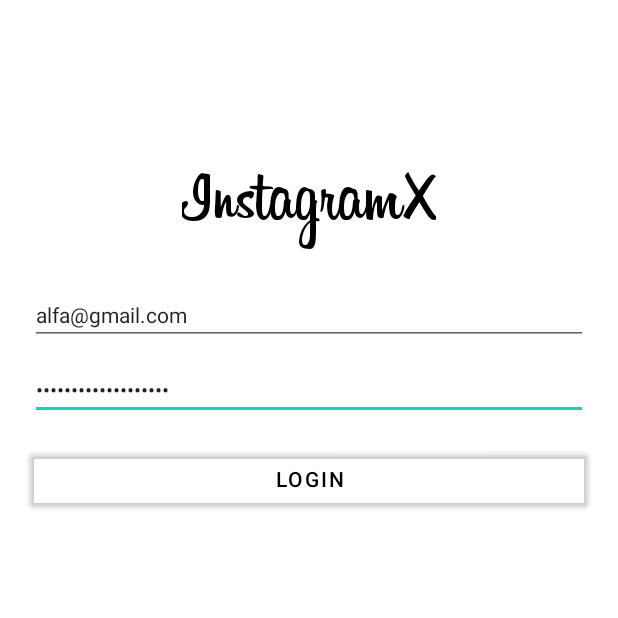
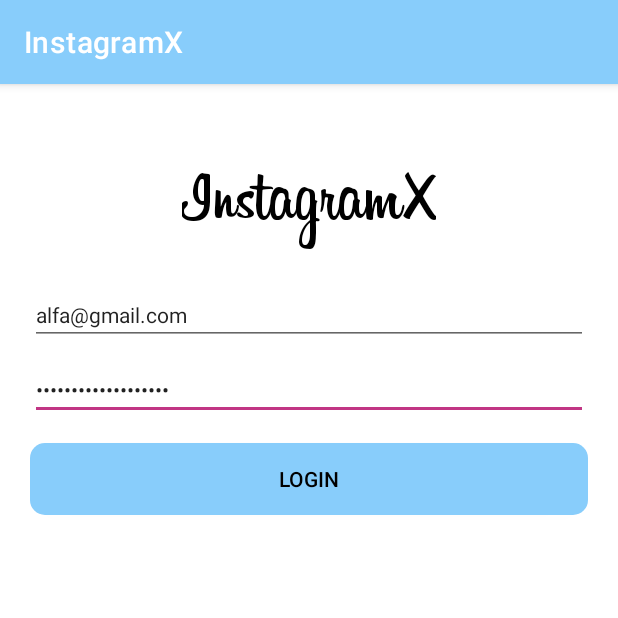
Before and after one commit to ben331/instagramX, an Android app: the screen it shows after launch (LoginActivity), on a phone screen of 412 x 824 dp, the top half of it. Run offline under Robolectric (Android 15) with nearby library versions, the phone set to English and light mode, and no system bars.

Commit message:
Colors, Styles and Themes part 1

```diff
--- /dev/null
+++ b/app/src/main/res/drawable/button_accent_style.xml
@@ -0,0 +1,6 @@
+<?xml version="1.0" encoding="utf-8"?>
+<shape android:shape="rectangle"
+    xmlns:android="http://schemas.android.com/apk/res/android">
+    <solid android:color="?attr/colorPrimaryVariant" />
+    <corners android:radius="10dp" />
+</shape>
--- /dev/null
+++ b/app/src/main/res/drawable/button_trans_style.xml
@@ -0,0 +1,6 @@
+<?xml version="1.0" encoding="utf-8"?>
+<shape android:shape="rectangle"
+    xmlns:android="http://schemas.android.com/apk/res/android">
+    <solid android:color="@color/transparent" />
+    <corners android:radius="10dp" />
+</shape>
--- a/app/src/main/res/layout/activity_login.xml
+++ b/app/src/main/res/layout/activity_login.xml
@@ -54,6 +54,7 @@
 
     <Button
         android:id="@+id/loginBtn"
+        style="@style/ButtonAccentStyle"
         android:layout_width="match_parent"
         android:layout_height="wrap_content"
         android:layout_marginStart="20dp"
--- a/app/src/main/res/values-night/themes.xml
+++ b/app/src/main/res/values-night/themes.xml
@@ -2,15 +2,18 @@
     <!-- Base application theme. -->
     <style name="Theme.InstagramX" parent="Theme.MaterialComponents.DayNight.NoActionBar">
         <!-- Primary brand color. -->
-        <item name="colorPrimary">@color/purple_200</item>
-        <item name="colorPrimaryVariant">@color/light_blue</item>
+        <item name="colorPrimary">@color/light_blue</item>
+        <item name="colorPrimaryVariant">@color/blue</item>
         <item name="colorOnPrimary">@color/black</item>
         <!-- Secondary brand color. -->
-        <item name="colorSecondary">@color/teal_200</item>
-        <item name="colorSecondaryVariant">@color/teal_200</item>
+        <item name="colorSecondary">@color/purple_red</item>
+        <item name="colorSecondaryVariant">@color/rose</item>
         <item name="colorOnSecondary">@color/black</item>
         <!-- Status bar color. -->
-        <item name="android:statusBarColor" tools:targetApi="l">?attr/colorPrimaryVariant</item>
+        <item name="android:statusBarColor" tools:targetApi="l">@color/transparent</item>
         <!-- Customize your theme here. -->
+        <item name="windowBackgroundColor">@color/black</item>
+        <item name="colorOnBackground">@color/white</item>
+        <item name="navigationBarColor">@color/black</item>
     </style>
 </resources>
--- a/app/src/main/res/values/colors.xml
+++ b/app/src/main/res/values/colors.xml
@@ -1,10 +1,18 @@
 <?xml version="1.0" encoding="utf-8"?>
 <resources>
-    <color name="purple_200">#FFBB86FC</color>
-    <color name="purple_500">#FF6200EE</color>
-    <color name="light_blue">#FF0098F8</color>
-    <color name="teal_200">#FF03DAC5</color>
-    <color name="teal_700">#FF018786</color>
-    <color name="black">#FF000000</color>
-    <color name="white">#FFFFFFFF</color>
+    <color name="light_blue">#88CDFB</color>
+    <color name="blue">#405DE6</color>
+    <color name="purple_blue">#5851DB</color>
+    <color name="purple">#833AB4</color>
+    <color name="purple_red">#C13584</color>
+    <color name="rose">#E1306C</color>
+    <color name="bright_red">#FD1D1D</color>
+    <color name="red_orange">#F56040</color>
+    <color name="orange">#F77737</color>
+    <color name="orange_yellow">#FCAF45</color>
+    <color name="yellow">#FFDC80</color>
+    <color name="white">#FFFFFF</color>
+    <color name="black">#000000</color>
+    <color name="gray">#C3C3C3</color>
+    <color name="transparent">#00FFFFFF</color>
 </resources>
--- a/app/src/main/res/values/themes.xml
+++ b/app/src/main/res/values/themes.xml
@@ -2,15 +2,46 @@
     <!-- Base application theme. -->
     <style name="Theme.InstagramX" parent="Theme.MaterialComponents.DayNight.DarkActionBar">
         <!-- Primary brand color. -->
-        <item name="colorPrimary">#00FFFFFF</item>
-        <item name="colorPrimaryVariant">@color/light_blue</item>
+        <item name="colorPrimary">@color/light_blue</item>
+        <item name="colorPrimaryVariant">@color/blue</item>
         <item name="colorOnPrimary">@color/black</item>
         <!-- Secondary brand color. -->
-        <item name="colorSecondary">@color/teal_200</item>
-        <item name="colorSecondaryVariant">@color/teal_700</item>
+        <item name="colorSecondary">@color/purple_red</item>
+        <item name="colorSecondaryVariant">@color/rose</item>
         <item name="colorOnSecondary">@color/black</item>
         <!-- Status bar color. -->
-        <item name="android:statusBarColor" tools:targetApi="l">?attr/colorPrimaryVariant</item>
+        <item name="android:statusBarColor" tools:targetApi="l">@color/transparent</item>
         <!-- Customize your theme here. -->
+        <item name="backgroundColor">@color/white</item>
+    </style>
+
+    //App_Name------------------------------------------------------------------------------
+    <style name="AppName">
+
+    </style>
+
+    //Buttons------------------------------------------------------------------------------
+    <style name="ButtonStyle" parent="Widget.AppCompat.Button">
+        <item name="android:background">@drawable/button_trans_style</item>
+        <item name="android:textColor">?attr/colorOnBackground</item>
+    </style>
+    <style name="ButtonAccentStyle" parent="Widget.AppCompat.Button">
+        <item name="android:background">@drawable/button_accent_style</item>
+        <item name="android:textColor">?attr/colorOnBackground</item>
+    </style>
+    <style name="ButtonTransStyle" parent="Widget.AppCompat.Button">
+        <item name="android:background">@drawable/button_trans_style</item>
+        <item name="android:textColor">?attr/colorPrimary</item>
+        <item name="android:textStyle">bold</item>
+    </style>
+
+    //Titles------------------------------------------------------------------------------
+    <style name ="Titles">
+
+    </style>
+
+    //Plain Text------------------------------------------------------------------------------
+    <style name ="PlainText">
+
     </style>
 </resources>
```
Also changed, not shown: app/src/main/java/com/example/instagramx/MainActivity.kt (+5 -6 lines), app/src/main/res/layout/activity_main.xml (+14 -7 lines), app/src/main/res/layout/appbar.xml (deleted, +0 -12 lines), app/src/main/res/layout/fragment_post.xml (+7 -2 lines).
